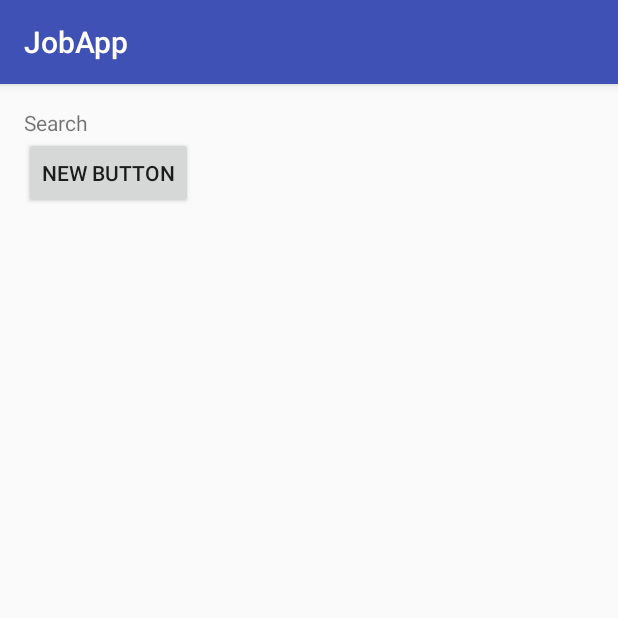
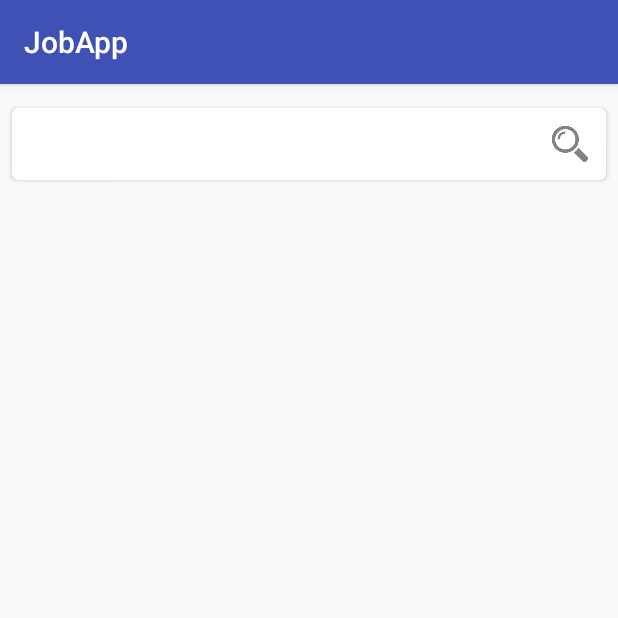
Before and after one commit to rickyngk/vietnamworks-job-app-2, an Android app: the fragment SearchFragment shown on its own in the app's theme, on a phone screen of 412 x 824 dp, the top half of it. Run offline under Robolectric (Android 15) with nearby library versions, the phone set to English and light mode, and no system bars; our stand-ins replace ButterKnife.

Commit message:
search form

```diff
--- a/android/vietnamworks-job-app/app/build.gradle
+++ b/android/vietnamworks-job-app/app/build.gradle
@@ -33,6 +33,7 @@ dependencies {
     compile 'com.android.support:appcompat-v7:23.0.1'
     compile 'com.android.support:design:23.0.1'
     compile 'com.jakewharton:butterknife:7.0.1'
+    compile 'com.android.support:cardview-v7:21.0.+'
 
     compile project(':vnw-core')
 }
--- a/android/vietnamworks-job-app/app/src/main/java/vietnamworks/com/jobapp/activities/main/MainActivity.java
+++ b/android/vietnamworks-job-app/app/src/main/java/vietnamworks/com/jobapp/activities/main/MainActivity.java
@@ -22,43 +22,30 @@ import android.view.View;
 
 import R.helper.BaseActivity;
 import R.helper.BaseFragment;
+import butterknife.Bind;
+import butterknife.ButterKnife;
 import vietnamworks.com.jobapp.R;
 import vietnamworks.com.jobapp.activities.main.fragments.ExploreFragment;
 import vietnamworks.com.jobapp.activities.main.fragments.SearchFragment;
 import vietnamworks.com.jobapp.activities.main.fragments.UserJobsFragment;
 
 public class MainActivity extends BaseActivity {
-
-    /**
-     * The {@link android.support.v4.view.PagerAdapter} that will provide
-     * fragments for each of the sections. We use a
-     * {@link FragmentPagerAdapter} derivative, which will keep every
-     * loaded fragment in memory. If this becomes too memory intensive, it
-     * may be best to switch to a
-     * {@link android.support.v4.app.FragmentStatePagerAdapter}.
-     */
     private SectionsPagerAdapter mSectionsPagerAdapter;
 
-    /**
-     * The {@link ViewPager} that will host the section contents.
-     */
-    private ViewPager mViewPager;
+    @Bind(R.id.tabs) TabLayout tabLayout;
+    @Bind(R.id.container) ViewPager mViewPager;
+    @Bind(R.id.toolbar) Toolbar toolbar;
+
     @Override
     protected void onCreate(Bundle savedInstanceState) {
         super.onCreate(savedInstanceState);
         setContentView(R.layout.activity_main);
+        ButterKnife.bind(this);
 
-        Toolbar toolbar = (Toolbar) findViewById(R.id.toolbar);
         setSupportActionBar(toolbar);
-        // Create the adapter that will return a fragment for each of the three
-        // primary sections of the activity.
+
         mSectionsPagerAdapter = new SectionsPagerAdapter(this, getSupportFragmentManager());
-
-        // Set up the ViewPager with the sections adapter.
-        mViewPager = (ViewPager) findViewById(R.id.container);
         mViewPager.setAdapter(mSectionsPagerAdapter);
-
-        TabLayout tabLayout = (TabLayout) findViewById(R.id.tabs);
         tabLayout.setupWithViewPager(mViewPager);
 
         FloatingActionButton fab = (FloatingActionButton) findViewById(R.id.fab);
@@ -69,6 +56,14 @@ public class MainActivity extends BaseActivity {
                         .setAction("Action", null).show();
             }
         });
+    }
+
+    public void hideTabs() {
+        tabLayout.setVisibility(View.GONE);
+    }
+
+    public void showTabs() {
+        tabLayout.setVisibility(View.VISIBLE);
     }
 
 
@@ -98,7 +93,6 @@ public class MainActivity extends BaseActivity {
         BaseFragment tmp = mSectionsPagerAdapter.getFragment(0);
         if (tmp != null) {
             SearchFragment f = (SearchFragment)tmp;
-            f.openSearchResult();
         }
     }
 
--- a/android/vietnamworks-job-app/app/src/main/java/vietnamworks/com/jobapp/activities/main/fragments/SearchFragment.java
+++ b/android/vietnamworks-job-app/app/src/main/java/vietnamworks/com/jobapp/activities/main/fragments/SearchFragment.java
@@ -4,41 +4,21 @@ import android.os.Bundle;
 import android.view.LayoutInflater;
 import android.view.View;
 import android.view.ViewGroup;
-import android.widget.Button;
-import android.widget.TextView;
 
 import R.helper.BaseFragment;
-import butterknife.Bind;
 import butterknife.ButterKnife;
 import vietnamworks.com.jobapp.R;
-import vietnamworks.com.jobapp.activities.main.MainActivity;
 
 /**
  * Created by duynk on 2/22/16.
  */
 public class SearchFragment extends BaseFragment {
 
-    @Bind(R.id.section_label) TextView sectionLabel;
-
     @Override
     public View onCreateView(LayoutInflater inflater, ViewGroup container,
                              Bundle savedInstanceState) {
-        View rootView = inflater.inflate(R.layout.fragment_main, container, false);
+        View rootView = inflater.inflate(R.layout.fragment_search, container, false);
         ButterKnife.bind(this, rootView);
-        sectionLabel.setText("Search");
-
-        Button btn = (Button) rootView.findViewById(R.id.searchButton);
-        btn.setOnClickListener(new View.OnClickListener() {
-            @Override
-            public void onClick(View v) {
-                getActivityRef(MainActivity.class).openSearchFragment();
-            }
-        });
-
         return rootView;
     }
-
-    public void openSearchResult() {
-        sectionLabel.setText("Search Result");
-    }
 }
--- /dev/null
+++ b/android/vietnamworks-job-app/app/src/main/res/layout/fragment_search.xml
@@ -0,0 +1,52 @@
+<RelativeLayout xmlns:android="http://schemas.android.com/apk/res/android"
+    xmlns:tools="http://schemas.android.com/tools"
+    android:layout_width="match_parent"
+    android:layout_height="match_parent"
+    tools:context=".activities.main.MainActivity$PlaceholderFragment">
+
+    <android.support.v7.widget.CardView
+        xmlns:card_view="http://schemas.android.com/apk/res-auto"
+        android:id="@+id/card_view"
+        android:layout_gravity="center"
+        android:layout_width="match_parent"
+        android:layout_height="wrap_content"
+        card_view:cardCornerRadius="4dp"
+        android:layout_marginLeft="@dimen/base_padding_2x"
+        android:layout_marginTop="@dimen/base_padding_4x"
+        android:layout_marginRight="@dimen/base_padding_2x"
+        android:layout_marginBottom="@dimen/base_padding_2x">
+
+        <LinearLayout
+            android:orientation="vertical"
+            android:layout_width="match_parent"
+            android:layout_height="wrap_content"
+            android:paddingLeft="@dimen/base_padding_2x"
+            android:paddingTop="@dimen/base_padding_2x"
+            android:paddingBottom="@dimen/base_padding_2x"
+            android:paddingRight="@dimen/base_padding_2x">
+
+            <LinearLayout
+                android:orientation="horizontal"
+                android:layout_width="match_parent"
+                android:layout_height="match_parent">
+
+                <EditText
+                    android:layout_width="0dp"
+                    android:layout_height="match_parent"
+                    android:id="@+id/editText"
+                    android:inputType="text"
+                    android:background="@android:color/transparent"
+                    android:layout_weight="1" />
+
+                <ImageButton
+                    android:layout_width="wrap_content"
+                    android:layout_height="wrap_content"
+                    android:id="@+id/imageButton"
+                    android:src="@drawable/ic_tab_search"
+                    android:contentDescription="@null"
+                    android:background="?android:attr/selectableItemBackground"/>
+            </LinearLayout>
+
+        </LinearLayout>
+    </android.support.v7.widget.CardView>
+</RelativeLayout>
--- a/android/vietnamworks-job-app/app/src/main/res/values/strings.xml
+++ b/android/vietnamworks-job-app/app/src/main/res/values/strings.xml
@@ -2,6 +2,8 @@
     <string name="app_name">JobApp</string>
     <string name="action_settings">Settings</string>
     <string name="action_notifications">Notification</string>
+
+    <string name="search">Search</string>
 
     <string-array name="sections">
         <item>Search</item>
```
